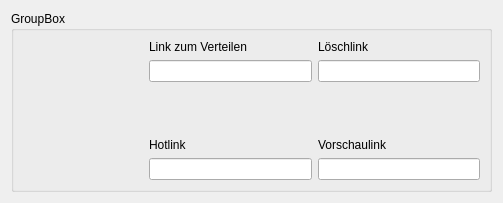
Old version of the form picup/ui_files/LinkWidget.ui in the repository Arvedui/picup.
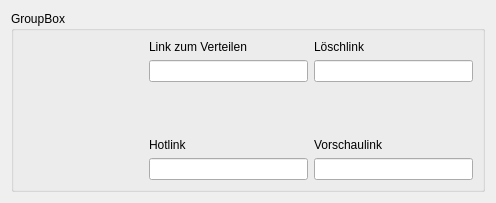
New version of the form.

Diff of the .ui file:
```diff
--- a/picup/ui_files/LinkWidget.ui
+++ b/picup/ui_files/LinkWidget.ui
@@ -6,7 +6,7 @@
    <rect>
     <x>0</x>
     <y>0</y>
-    <width>503</width>
+    <width>484</width>
     <height>185</height>
    </rect>
   </property>
```
Left out of the diff: 2 changed lines with no effect on the pictures.
